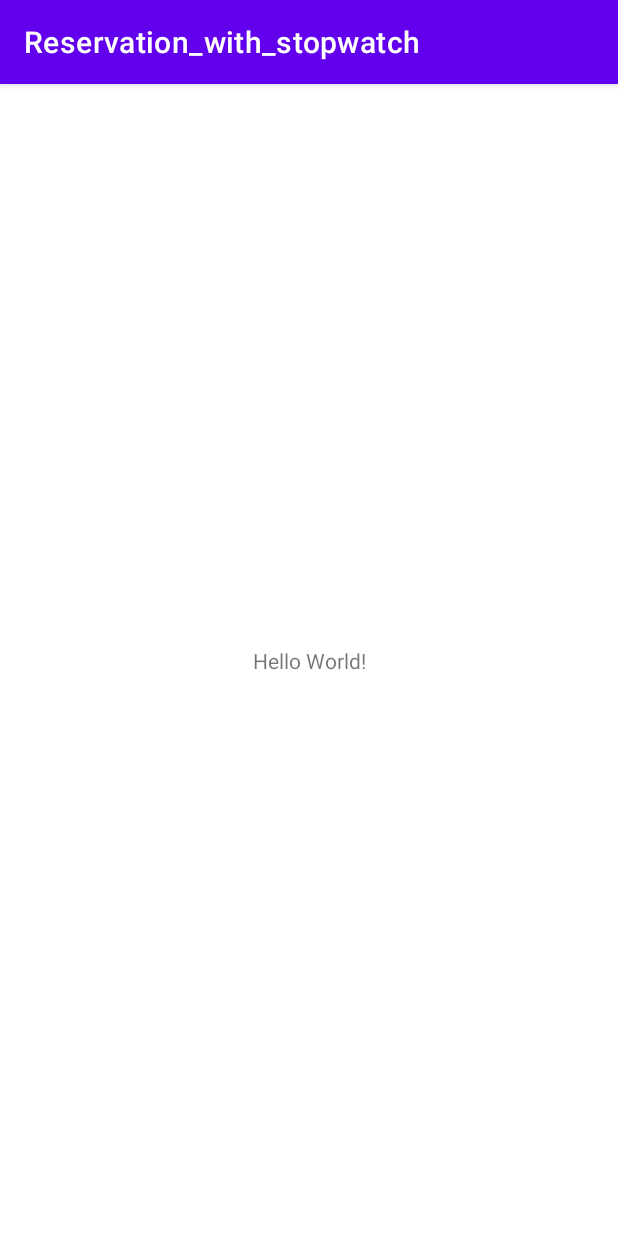
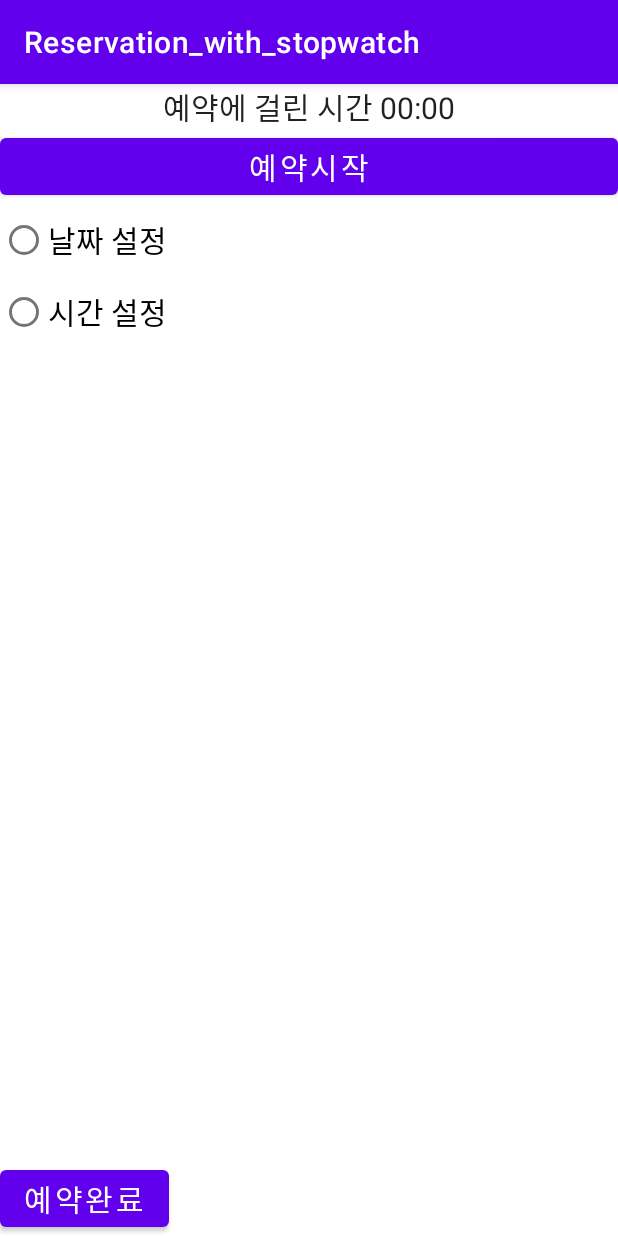
Before and after one commit to swgvenghy/MobileComputing, an Android app: the screen it shows after launch (MainActivity), on a phone screen of 412 x 824 dp. Run offline under Robolectric (Android 15) with nearby library versions, the phone set to English and light mode, and no system bars.

Commit message:
Feat: stopwatch, calender, timepicker Feature add

```diff
--- a/Reservation_with_stopwatch/app/build.gradle
+++ b/Reservation_with_stopwatch/app/build.gradle
@@ -5,12 +5,12 @@ plugins {
 
 android {
     namespace 'com.example.reservation_with_stopwatch'
-    compileSdk 33
+    compileSdk 34
 
     defaultConfig {
         applicationId "com.example.reservation_with_stopwatch"
         minSdk 19
-        targetSdk 33
+        targetSdk 34
         versionCode 1
         versionName "1.0"
 
@@ -30,11 +30,14 @@ android {
     kotlinOptions {
         jvmTarget = '1.8'
     }
+    buildFeatures {
+        viewBinding=true;
+    }
 }
 
 dependencies {
 
-    implementation 'androidx.core:core-ktx:1.7.0'
+    implementation 'androidx.core:core-ktx:1.12.0'
     implementation 'androidx.appcompat:appcompat:1.6.1'
     implementation 'com.google.android.material:material:1.11.0'
     implementation 'androidx.constraintlayout:constraintlayout:2.1.4'
--- a/Reservation_with_stopwatch/app/src/main/java/com/example/reservation_with_stopwatch/MainActivity.kt
+++ b/Reservation_with_stopwatch/app/src/main/java/com/example/reservation_with_stopwatch/MainActivity.kt
@@ -2,10 +2,64 @@ package com.example.reservation_with_stopwatch
 
 import androidx.appcompat.app.AppCompatActivity
 import android.os.Bundle
+import android.os.SystemClock
+import androidx.core.view.isVisible
+import com.example.reservation_with_stopwatch.databinding.ActivityMainBinding
+import java.text.SimpleDateFormat
+import java.util.*
 
 class MainActivity : AppCompatActivity() {
+    private lateinit var binding: ActivityMainBinding
+    private var selectedDate: Long = 0
+    private var selectedTime: String = ""
     override fun onCreate(savedInstanceState: Bundle?) {
         super.onCreate(savedInstanceState)
-        setContentView(R.layout.activity_main)
+        binding=ActivityMainBinding.inflate(layoutInflater)
+        setContentView(binding.root)
+
+        binding.calenderView.isVisible=false
+        binding.timePicker.isVisible=false
+
+
+        binding.btnStart.setOnClickListener{
+            binding.chrono.base = SystemClock.elapsedRealtime()
+            binding.chrono.start()
+
+
+        }
+        binding.btnEnd.setOnClickListener {
+            binding.chrono.stop()
+            displayReservationInfo()
+        }
+        binding.rdoCal.setOnClickListener {
+            binding.calenderView.isVisible=true
+            binding.timePicker.isVisible=false
+        }
+        binding.rdoTime.setOnClickListener {
+            binding.calenderView.isVisible=false
+            binding.timePicker.isVisible=true
+        }
+
+        binding.calenderView.setOnDateChangeListener { _, year, month, dayOfMonth ->
+            val calendar = Calendar.getInstance()
+            calendar.set(year, month, dayOfMonth)
+            selectedDate = calendar.timeInMillis
+        }
+
+        binding.timePicker.setOnTimeChangedListener { _, hourOfDay, minute ->
+            selectedTime = "${hourOfDay}시 ${minute}분"
+        }
+    }
+
+    private fun displayReservationInfo() {
+        val selectedDateTime = if (selectedDate != 0L && selectedTime.isNotEmpty()) {
+            val calendar = Calendar.getInstance()
+            calendar.timeInMillis = selectedDate
+            val formattedDate = SimpleDateFormat("yyyy년 MM월 dd일", Locale.getDefault()).format(calendar.time)
+            "$formattedDate $selectedTime"
+        } else {
+            "날짜 및 시간을 선택해주세요."
+        }
+        binding.res.text = selectedDateTime
     }
 }
--- a/Reservation_with_stopwatch/app/src/main/res/layout/activity_main.xml
+++ b/Reservation_with_stopwatch/app/src/main/res/layout/activity_main.xml
@@ -1,18 +1,62 @@
 <?xml version="1.0" encoding="utf-8"?>
-<androidx.constraintlayout.widget.ConstraintLayout
+<LinearLayout
     xmlns:android="http://schemas.android.com/apk/res/android"
-    xmlns:tools="http://schemas.android.com/tools"
-    xmlns:app="http://schemas.android.com/apk/res-auto"
+    android:layout_height="match_parent"
     android:layout_width="match_parent"
-    android:layout_height="match_parent"
-    tools:context=".MainActivity">
-    <TextView
-        android:layout_width="wrap_content"
-        android:layout_height="wrap_content"
-        android:text="Hello World!"
-        app:layout_constraintBottom_toBottomOf="parent"
-        app:layout_constraintStart_toStartOf="parent"
-        app:layout_constraintEnd_toEndOf="parent"
-        app:layout_constraintTop_toTopOf="parent"/>
-
-</androidx.constraintlayout.widget.ConstraintLayout>
+    android:orientation="vertical">
+    <LinearLayout
+        android:layout_width="match_parent" android:layout_height="wrap_content"
+        android:orientation="vertical">
+        <Chronometer
+            android:layout_width="match_parent" android:layout_height="wrap_content"
+            android:id="@+id/chrono"
+            android:gravity="center"
+            android:textSize="20sp"
+            android:format="예약에 걸린 시간 %s"/>
+        <Button
+            android:layout_width="match_parent" android:layout_height="wrap_content"
+            android:id="@+id/btnStart"
+            android:textSize="20sp"
+            android:text="예약시작"/>
+    </LinearLayout>
+    <RadioGroup android:layout_width="match_parent" android:layout_height="wrap_content">
+        <RadioButton
+            android:layout_width="wrap_content" android:layout_height="wrap_content"
+            android:id="@+id/rdoCal"
+            android:text="날짜 설정"
+            android:textSize="20sp"/>
+        <RadioButton
+            android:layout_width="wrap_content" android:layout_height="wrap_content"
+            android:id="@+id/rdoTime"
+            android:textSize="20sp"
+            android:text="시간 설정"/>
+    </RadioGroup>
+    <LinearLayout
+        android:layout_width="match_parent" android:layout_height="wrap_content"
+        android:layout_weight="1">
+        <FrameLayout
+            android:layout_width="match_parent" android:layout_height="wrap_content"
+            android:layout_gravity="center_horizontal">
+            <CalendarView
+                android:layout_width="match_parent" android:layout_height="wrap_content"
+                android:id="@+id/calenderView"/>
+            <TimePicker
+                android:layout_width="match_parent" android:layout_height="wrap_content"
+                android:timePickerMode="spinner"
+                android:id="@+id/timePicker"/>
+        </FrameLayout>
+    </LinearLayout>
+    <LinearLayout
+        android:layout_width="match_parent" android:layout_height="wrap_content"
+        android:orientation="horizontal">
+        <Button
+            android:layout_width="wrap_content" android:layout_height="wrap_content"
+            android:id="@+id/btnEnd"
+            android:textSize="20sp"
+            android:text="예약완료"/>
+        <TextView
+            android:layout_width="wrap_content" android:layout_height="wrap_content"
+            android:textSize="20sp"
+            android:id="@+id/res"/>
+    </LinearLayout>
+</LinearLayout>
```
